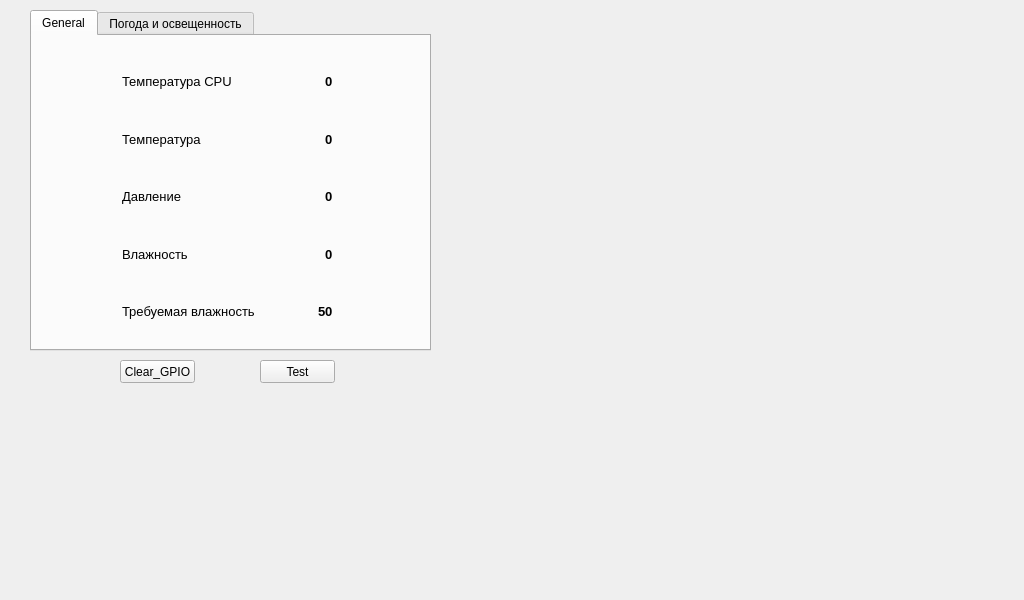
Before: the Qt Designer form example/poliv_py/tab_ui.ui in warior-d/OrangePI_Humidator, drawn with Qt 5.
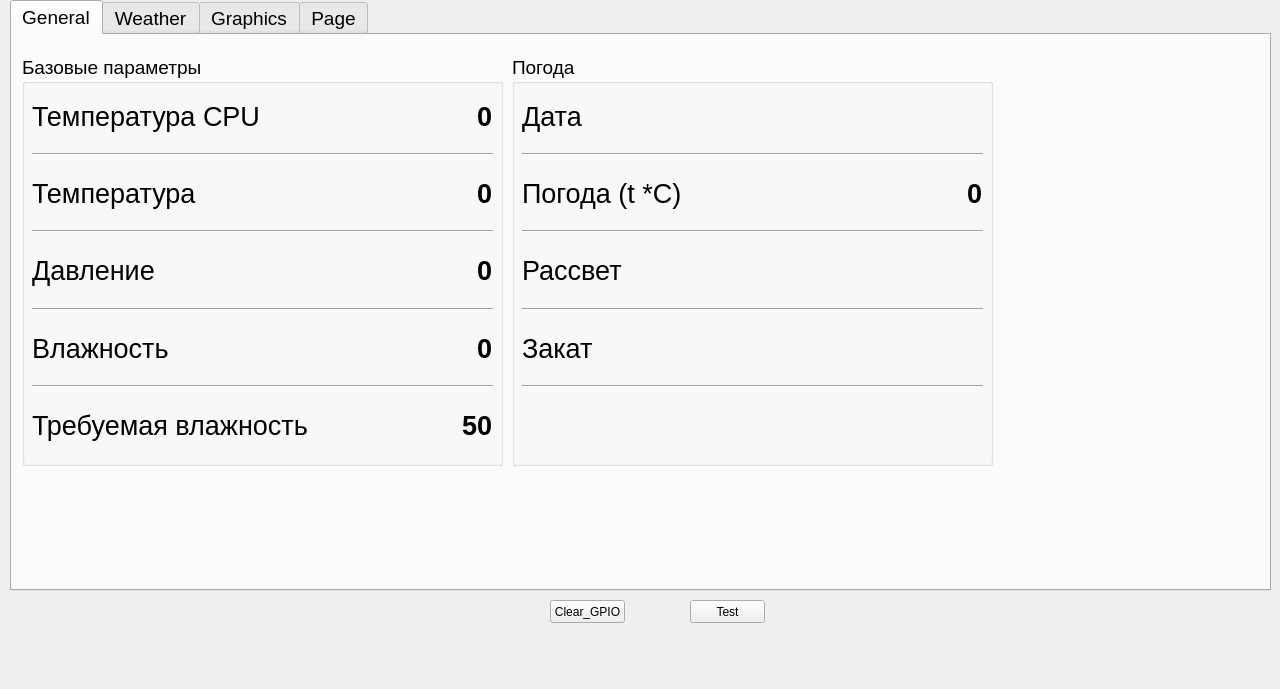
After: the same form once the commit is applied.

```diff
--- a/example/poliv_py/tab_ui.ui
+++ b/example/poliv_py/tab_ui.ui
@@ -6,8 +6,8 @@
    <rect>
     <x>0</x>
     <y>0</y>
-    <width>1024</width>
-    <height>600</height>
+    <width>1280</width>
+    <height>689</height>
    </rect>
   </property>
   <property name="windowTitle">
@@ -16,12 +16,17 @@
   <widget class="QTabWidget" name="tabWidget">
    <property name="geometry">
     <rect>
-     <x>30</x>
-     <y>10</y>
-     <width>401</width>
-     <height>341</height>
+     <x>10</x>
+     <y>0</y>
+     <width>1261</width>
+     <height>591</height>
     </rect>
    </property>
+   <property name="font">
+    <font>
+     <pointsize>14</pointsize>
+    </font>
+   </property>
    <property name="currentIndex">
     <number>0</number>
    </property>
@@ -29,26 +34,30 @@
     <attribute name="title">
      <string>General</string>
     </attribute>
-    <widget class="QLabel" name="labelLed">
+    <widget class="QGroupBox" name="groupBox">
      <property name="geometry">
       <rect>
-       <x>310</x>
-       <y>260</y>
-       <width>31</width>
-       <height>31</height>
+       <x>10</x>
+       <y>20</y>
+       <width>481</width>
+       <height>411</height>
       </rect>
      </property>
-     <property name="text">
-      <string/>
+     <property name="font">
+      <font>
+       <pointsize>14</pointsize>
+      </font>
      </property>
-    </widget>
+     <property name="title">
+      <string>Базовые параметры</string>
+     </property>
     <widget class="QWidget" name="verticalLayoutWidget">
      <property name="geometry">
       <rect>
-       <x>90</x>
-       <y>20</y>
-       <width>211</width>
-       <height>281</height>
+        <x>10</x>
+        <y>30</y>
+        <width>461</width>
+        <height>371</height>
       </rect>
      </property>
      <layout class="QVBoxLayout" name="verticalLayout">
@@ -58,7 +67,7 @@
          <widget class="QLabel" name="labelCpuTemp">
           <property name="font">
            <font>
-            <pointsize>10</pointsize>
+             <pointsize>20</pointsize>
            </font>
           </property>
           <property name="text">
@@ -83,7 +92,7 @@
          <widget class="QLabel" name="labelCurCPU">
           <property name="font">
            <font>
-            <pointsize>10</pointsize>
+             <pointsize>20</pointsize>
             <weight>75</weight>
             <bold>true</bold>
            </font>
@@ -95,13 +104,20 @@
         </item>
        </layout>
       </item>
+       <item>
+        <widget class="Line" name="line_3">
+         <property name="orientation">
+          <enum>Qt::Horizontal</enum>
+         </property>
+        </widget>
+       </item>
       <item>
        <layout class="QHBoxLayout" name="horizontalLayout_2">
         <item>
          <widget class="QLabel" name="label_5">
           <property name="font">
            <font>
-            <pointsize>10</pointsize>
+             <pointsize>20</pointsize>
            </font>
           </property>
           <property name="text">
@@ -126,7 +142,7 @@
          <widget class="QLabel" name="labelCurTemp">
           <property name="font">
            <font>
-            <pointsize>10</pointsize>
+             <pointsize>20</pointsize>
             <weight>75</weight>
             <bold>true</bold>
            </font>
@@ -138,13 +154,20 @@
         </item>
        </layout>
       </item>
+       <item>
+        <widget class="Line" name="line_2">
+         <property name="orientation">
+          <enum>Qt::Horizontal</enum>
+         </property>
+        </widget>
+       </item>
       <item>
        <layout class="QHBoxLayout" name="horizontalLayout_3">
         <item>
          <widget class="QLabel" name="label_6">
           <property name="font">
            <font>
-            <pointsize>10</pointsize>
+             <pointsize>20</pointsize>
            </font>
           </property>
           <property name="text">
@@ -169,7 +192,7 @@
          <widget class="QLabel" name="labelCurPres">
           <property name="font">
            <font>
-            <pointsize>10</pointsize>
+             <pointsize>20</pointsize>
             <weight>75</weight>
             <bold>true</bold>
            </font>
@@ -181,13 +204,20 @@
         </item>
        </layout>
       </item>
+       <item>
+        <widget class="Line" name="line">
+         <property name="orientation">
+          <enum>Qt::Horizontal</enum>
+         </property>
+        </widget>
+       </item>
       <item>
        <layout class="QHBoxLayout" name="horizontalLayout">
         <item>
          <widget class="QLabel" name="label_4">
           <property name="font">
            <font>
-            <pointsize>10</pointsize>
+             <pointsize>20</pointsize>
            </font>
           </property>
           <property name="text">
@@ -212,7 +242,7 @@
          <widget class="QLabel" name="labelCurHum">
           <property name="font">
            <font>
-            <pointsize>10</pointsize>
+             <pointsize>20</pointsize>
             <weight>75</weight>
             <bold>true</bold>
            </font>
@@ -224,13 +254,20 @@
         </item>
        </layout>
       </item>
+       <item>
+        <widget class="Line" name="line_4">
+         <property name="orientation">
+          <enum>Qt::Horizontal</enum>
+         </property>
+        </widget>
+       </item>
       <item>
        <layout class="QHBoxLayout" name="horizontalLayout_4">
         <item>
          <widget class="QLabel" name="label_8">
           <property name="font">
            <font>
-            <pointsize>10</pointsize>
+             <pointsize>20</pointsize>
            </font>
           </property>
           <property name="text">
@@ -251,11 +288,31 @@
           </property>
          </spacer>
         </item>
+         <item>
+          <widget class="QLabel" name="labelLed">
+           <property name="text">
+            <string/>
+           </property>
+          </widget>
+         </item>
+         <item>
+          <spacer name="horizontalSpacer_9">
+           <property name="orientation">
+            <enum>Qt::Horizontal</enum>
+           </property>
+           <property name="sizeHint" stdset="0">
+            <size>
+             <width>40</width>
+             <height>20</height>
+            </size>
+           </property>
+          </spacer>
+         </item>
         <item>
          <widget class="QLabel" name="labelNeedHum">
           <property name="font">
            <font>
-            <pointsize>10</pointsize>
+             <pointsize>20</pointsize>
             <weight>75</weight>
             <bold>true</bold>
            </font>
@@ -270,22 +327,92 @@
      </layout>
     </widget>
    </widget>
-   <widget class="QWidget" name="tab_2">
-    <attribute name="title">
-     <string>Погода и освещенность</string>
-    </attribute>
-    <widget class="QWidget" name="layoutWidget">
+    <widget class="QGroupBox" name="groupBox_2">
      <property name="geometry">
       <rect>
-       <x>100</x>
-       <y>110</y>
-       <width>191</width>
-       <height>61</height>
+       <x>500</x>
+       <y>20</y>
+       <width>481</width>
+       <height>411</height>
       </rect>
      </property>
+     <property name="font">
+      <font>
+       <pointsize>14</pointsize>
+      </font>
+     </property>
+     <property name="title">
+      <string>Погода</string>
+     </property>
+     <widget class="QWidget" name="verticalLayoutWidget_2">
+      <property name="geometry">
+       <rect>
+        <x>10</x>
+        <y>30</y>
+        <width>461</width>
+        <height>371</height>
+       </rect>
+      </property>
+      <layout class="QVBoxLayout" name="verticalLayout_2">
+       <item>
+        <layout class="QHBoxLayout" name="horizontalLayout_10">
+         <item>
+          <widget class="QLabel" name="label_3">
+           <property name="font">
+            <font>
+             <pointsize>20</pointsize>
+            </font>
+           </property>
+           <property name="text">
+            <string>Дата</string>
+           </property>
+          </widget>
+         </item>
+         <item>
+          <spacer name="horizontalSpacer_10">
+           <property name="orientation">
+            <enum>Qt::Horizontal</enum>
+           </property>
+           <property name="sizeHint" stdset="0">
+            <size>
+             <width>40</width>
+             <height>20</height>
+            </size>
+           </property>
+          </spacer>
+         </item>
+         <item>
+          <widget class="QLabel" name="labelDate">
+           <property name="font">
+            <font>
+             <pointsize>20</pointsize>
+             <weight>75</weight>
+             <bold>true</bold>
+            </font>
+           </property>
+           <property name="text">
+            <string/>
+           </property>
+          </widget>
+         </item>
+        </layout>
+       </item>
+       <item>
+        <widget class="Line" name="line_5">
+         <property name="orientation">
+          <enum>Qt::Horizontal</enum>
+         </property>
+        </widget>
+       </item>
+       <item>
      <layout class="QHBoxLayout" name="horizontalLayout_6">
       <item>
        <widget class="QLabel" name="cur_weath">
+           <property name="font">
+            <font>
+             <pointsize>20</pointsize>
+            </font>
+           </property>
         <property name="text">
          <string>Погода (t *C)</string>
         </property>
@@ -306,20 +433,163 @@
       </item>
       <item>
        <widget class="QLabel" name="labelCurWeatherTemp">
+           <property name="font">
+            <font>
+             <pointsize>20</pointsize>
+             <weight>75</weight>
+             <bold>true</bold>
+            </font>
+           </property>
         <property name="text">
          <string>0</string>
         </property>
        </widget>
       </item>
      </layout>
-    </widget>
+       </item>
+       <item>
+        <widget class="Line" name="line_6">
+         <property name="orientation">
+          <enum>Qt::Horizontal</enum>
+         </property>
+        </widget>
+       </item>
+       <item>
+        <layout class="QHBoxLayout" name="horizontalLayout_7">
+         <item>
+          <widget class="QLabel" name="label_2">
+           <property name="font">
+            <font>
+             <pointsize>20</pointsize>
+            </font>
+           </property>
+           <property name="text">
+            <string>Рассвет</string>
+           </property>
+          </widget>
+         </item>
+         <item>
+          <spacer name="horizontalSpacer_7">
+           <property name="orientation">
+            <enum>Qt::Horizontal</enum>
+           </property>
+           <property name="sizeHint" stdset="0">
+            <size>
+             <width>40</width>
+             <height>20</height>
+            </size>
+           </property>
+          </spacer>
+         </item>
+         <item>
+          <widget class="QLabel" name="labelSunrise">
+           <property name="font">
+            <font>
+             <pointsize>20</pointsize>
+             <weight>75</weight>
+             <bold>true</bold>
+            </font>
+           </property>
+           <property name="text">
+            <string/>
+           </property>
+          </widget>
+         </item>
+        </layout>
+       </item>
+       <item>
+        <widget class="Line" name="line_7">
+         <property name="orientation">
+          <enum>Qt::Horizontal</enum>
+         </property>
+        </widget>
+       </item>
+       <item>
+        <layout class="QHBoxLayout" name="horizontalLayout_8">
+         <item>
+          <widget class="QLabel" name="label_7">
+           <property name="font">
+            <font>
+             <pointsize>20</pointsize>
+            </font>
+           </property>
+           <property name="text">
+            <string>Закат</string>
+           </property>
+          </widget>
+         </item>
+         <item>
+          <spacer name="horizontalSpacer_8">
+           <property name="orientation">
+            <enum>Qt::Horizontal</enum>
+           </property>
+           <property name="sizeHint" stdset="0">
+            <size>
+             <width>40</width>
+             <height>20</height>
+            </size>
+           </property>
+          </spacer>
+         </item>
+         <item>
+          <widget class="QLabel" name="labelSunset">
+           <property name="font">
+            <font>
+             <pointsize>20</pointsize>
+             <weight>75</weight>
+             <bold>true</bold>
+            </font>
+           </property>
+           <property name="text">
+            <string/>
+           </property>
+          </widget>
+         </item>
+        </layout>
+       </item>
+       <item>
+        <widget class="Line" name="line_8">
+         <property name="orientation">
+          <enum>Qt::Horizontal</enum>
+         </property>
+        </widget>
+       </item>
+       <item>
+        <layout class="QHBoxLayout" name="horizontalLayout_9">
+         <item>
+          <widget class="QLabel" name="labelDraw">
+           <property name="text">
+            <string/>
+           </property>
+          </widget>
+         </item>
+        </layout>
+       </item>
+      </layout>
+     </widget>
+    </widget>
+   </widget>
+   <widget class="QWidget" name="tab_2">
+    <attribute name="title">
+     <string>Weather</string>
+    </attribute>
+   </widget>
+   <widget class="QWidget" name="tab_3">
+    <attribute name="title">
+     <string>Graphics</string>
+    </attribute>
+   </widget>
+   <widget class="QWidget" name="tab_4">
+    <attribute name="title">
+     <string>Page</string>
+    </attribute>
    </widget>
   </widget>
   <widget class="QPushButton" name="pushButton">
    <property name="geometry">
     <rect>
-     <x>260</x>
-     <y>360</y>
+     <x>690</x>
+     <y>600</y>
      <width>75</width>
      <height>23</height>
     </rect>
@@ -331,8 +601,8 @@
   <widget class="QPushButton" name="pushButton_2">
    <property name="geometry">
     <rect>
-     <x>120</x>
-     <y>360</y>
+     <x>550</x>
+     <y>600</y>
      <width>75</width>
      <height>23</height>
     </rect>
```
Left out of the diff: 4 changed lines with no effect on the pictures. Lines whose indentation alone changed are shown as unchanged.
